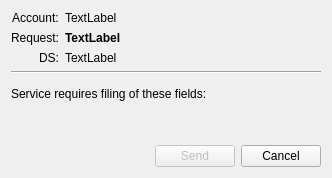
Before: the Qt Designer form src/gov_services/ui/dlg_gov_service.ui in psakar/datovka, drawn with Qt 5.
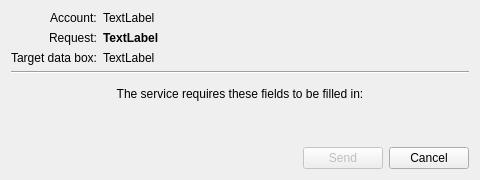
After: the same form once the commit is applied. Icons and pictures are not drawn.

Commit message: Minor modifications inside DlgGovService.

What changed in the file:
```diff
--- a/src/gov_services/ui/dlg_gov_service.ui
+++ b/src/gov_services/ui/dlg_gov_service.ui
@@ -6,8 +6,8 @@
    <rect>
     <x>0</x>
     <y>0</y>
-    <width>332</width>
-    <height>178</height>
+    <width>480</width>
+    <height>180</height>
    </rect>
   </property>
   <property name="windowTitle">
@@ -56,7 +56,7 @@
      <item row="2" column="0">
       <widget class="QLabel" name="label3">
        <property name="text">
-        <string>DS:</string>
+        <string>Target data box:</string>
        </property>
       </widget>
      </item>
@@ -92,7 +92,10 @@
    <item>
     <widget class="QLabel" name="filedsLabel">
      <property name="text">
-      <string>Service requires filing of these fields:</string>
+      <string>The service requires these fields to be filled in:</string>
+     </property>
+     <property name="alignment">
+      <set>Qt::AlignCenter</set>
      </property>
     </widget>
    </item>
```
Left out of the diff: 14 changed lines with no effect on the pictures. The commit also changes 3 other files.
